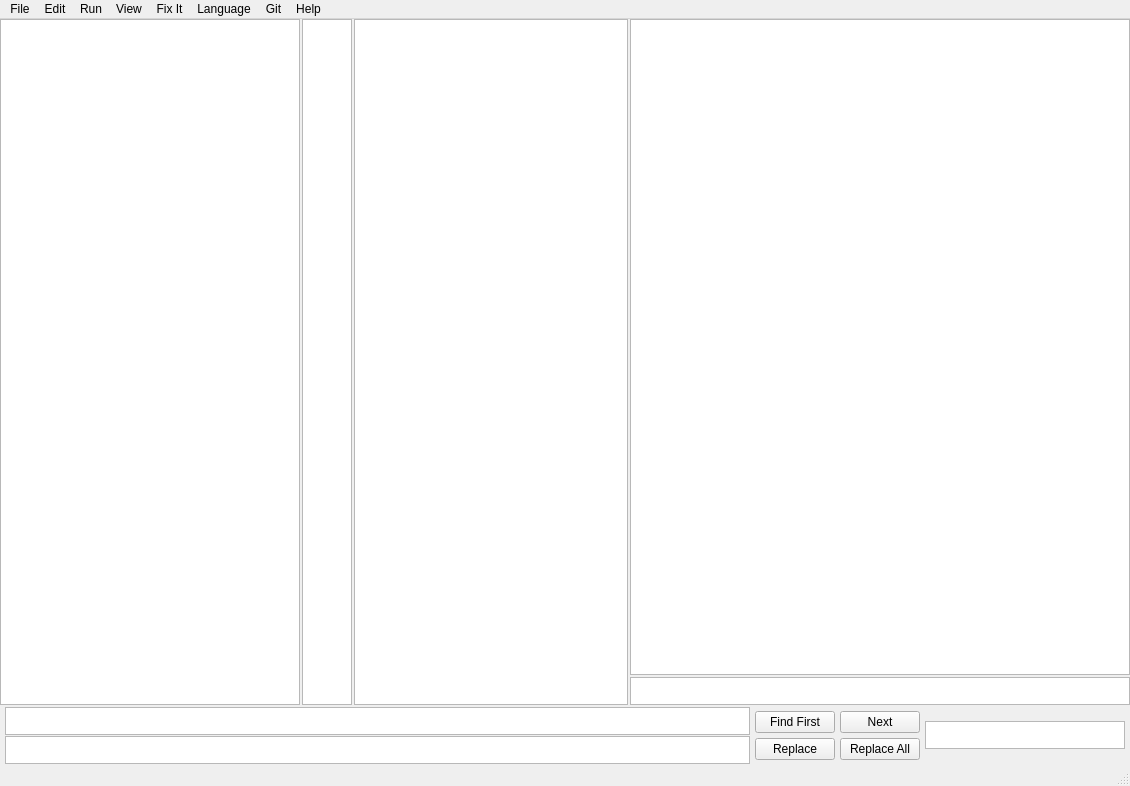
Before: the Qt Designer form mainwindow.ui in AdamJosephMather/CodeWizard, drawn with Qt 5.
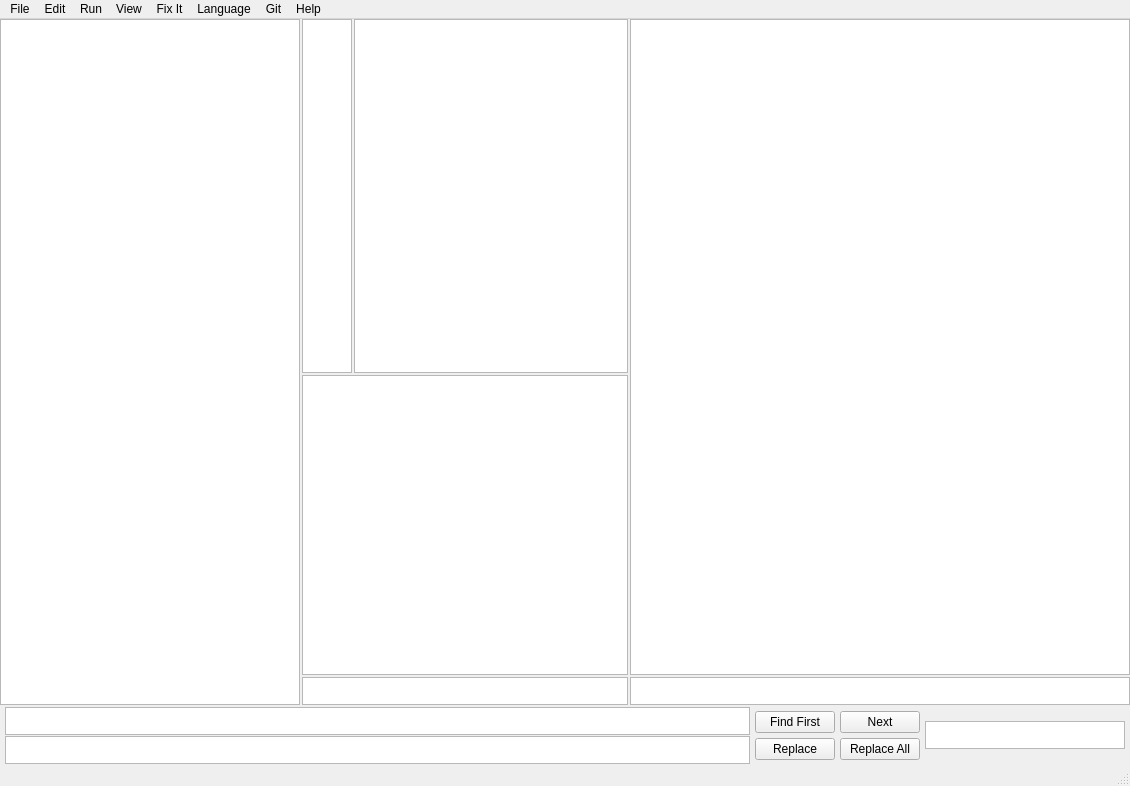
After: the same form once the commit is applied. Custom widgets are drawn as their Qt base class.

Commit message: Added horizontal terminal...

```diff
--- a/mainwindow.ui
+++ b/mainwindow.ui
@@ -69,6 +69,10 @@
          </widget>
         </item>
         <item>
+         <layout class="QVBoxLayout" name="verticalLayout_6">
+          <item>
+           <layout class="QHBoxLayout" name="horizontalLayout">
+            <item>
          <widget class="MyTextEdit" name="textEdit_4">
           <property name="sizePolicy">
            <sizepolicy hsizetype="Expanding" vsizetype="Expanding">
@@ -110,6 +114,54 @@
           </property>
          </widget>
         </item>
+           </layout>
+          </item>
+          <item>
+           <widget class="QTextEdit" name="textEdit_8">
+            <property name="sizePolicy">
+             <sizepolicy hsizetype="Expanding" vsizetype="Minimum">
+              <horstretch>0</horstretch>
+              <verstretch>0</verstretch>
+             </sizepolicy>
+            </property>
+            <property name="minimumSize">
+             <size>
+              <width>0</width>
+              <height>300</height>
+             </size>
+            </property>
+            <property name="maximumSize">
+             <size>
+              <width>16777215</width>
+              <height>300</height>
+             </size>
+            </property>
+           </widget>
+          </item>
+          <item>
+           <widget class="MyTextEdit" name="textEdit_9">
+            <property name="sizePolicy">
+             <sizepolicy hsizetype="Expanding" vsizetype="Fixed">
+              <horstretch>0</horstretch>
+              <verstretch>0</verstretch>
+             </sizepolicy>
+            </property>
+            <property name="minimumSize">
+             <size>
+              <width>0</width>
+              <height>28</height>
+             </size>
+            </property>
+            <property name="maximumSize">
+             <size>
+              <width>16777215</width>
+              <height>28</height>
+             </size>
+            </property>
+           </widget>
+          </item>
+         </layout>
+        </item>
         <item>
          <layout class="QVBoxLayout" name="verticalLayout_5">
           <item>
```
Left out of the diff: 9 changed lines with no effect on the pictures. Lines whose indentation alone changed are shown as unchanged. The commit also changes 12 other files.
